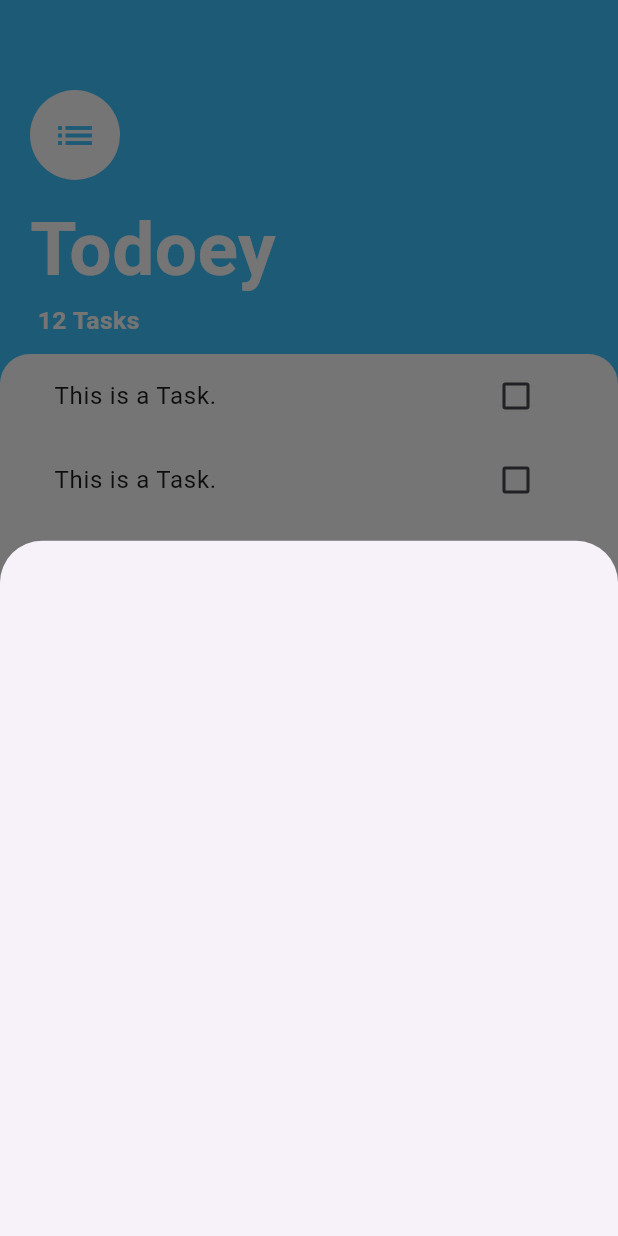
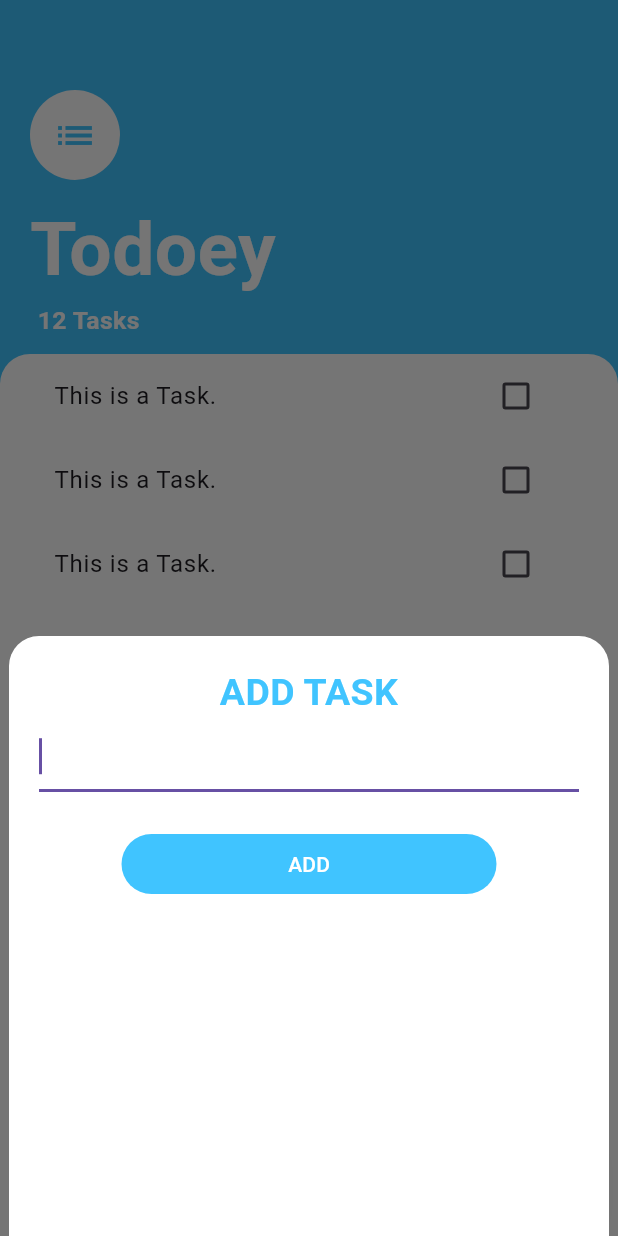
Before and after one commit to RITWIZSINGH/Todoey_flutter, a Flutter app: the screen it shows after launch, after a tap on the "add" icon, on a phone screen of 412 x 824 dp. Run offline on Flutter 3.47's test engine with Material 3 defaults, Android fonts, the phone set to English and light mode, and no system bars; our stand-ins replace firebase_core; accounts and stored records are empty.

Commit message:
Completed the UI of add task screen

```diff
--- a/lib/screens/add_task_screen.dart
+++ b/lib/screens/add_task_screen.dart
@@ -1,10 +1,63 @@
-// ignore_for_file: unused_import, use_key_in_widget_constructors
+// ignore_for_file: unused_import, use_key_in_widget_constructors, prefer_const_constructors, avoid_unnecessary_containers, prefer_const_literals_to_create_immutables
 
 import 'package:flutter/material.dart';
 
 class AddTaskScreen extends StatelessWidget {
   @override
   Widget build(BuildContext context) {
-    return Container();
+    return Container(
+      child: Container(
+        padding: EdgeInsets.all(20),
+        height: 400,
+        width: 400,
+        decoration: BoxDecoration(
+          color: Colors.white,
+          borderRadius: BorderRadius.only(
+            topLeft: Radius.circular(20),
+            topRight: Radius.circular(20),
+          ),
+        ),
+        child: Column(
+          crossAxisAlignment: CrossAxisAlignment.stretch,
+          children: [
+            Text(
+              'ADD TASK',
+              textAlign: TextAlign.center,
+              style: TextStyle(
+                  color: Colors.lightBlueAccent,
+                  fontSize: 25,
+                  fontWeight: FontWeight.bold),
+            ),
+            TextField(
+              autofocus: true,
+              decoration: InputDecoration(
+                fillColor: Colors.lightBlueAccent,
+                constraints: BoxConstraints(
+                  maxWidth: 300,
+                ),
+              ),
+            ),
+            Padding(
+              padding:  EdgeInsets.only(top: 20),
+              child: TextButton(
+                onPressed: () {},
+                child: Container(
+                  decoration: BoxDecoration(
+                      color: Colors.lightBlueAccent,
+                      borderRadius: BorderRadius.all(Radius.circular(20))),
+                  height: 40,
+                  width: 250,
+                  child: Center(
+                      child: Text(
+                    'ADD',
+                    style: TextStyle(color: Colors.white),
+                  )),
+                ),
+              ),
+            )
+          ],
+        ),
+      ),
+    );
   }
 }
--- a/lib/screens/task_screen.dart
+++ b/lib/screens/task_screen.dart
@@ -19,7 +19,13 @@ class _TasksScreenState extends State<TasksScreen> {
         onPressed: () {
           showModalBottomSheet(
               context: context,
-              builder: (BuildContext context) => AddTaskScreen());
+              isScrollControlled: true,
+              builder: (BuildContext context) => SingleChildScrollView(
+                child: Container(
+                    padding: EdgeInsets.only(
+                        bottom: MediaQuery.of(context).viewInsets.bottom),
+                    child: AddTaskScreen()),
+              ));
         },
         backgroundColor: Colors.lightBlueAccent,
         child: Icon(
```
